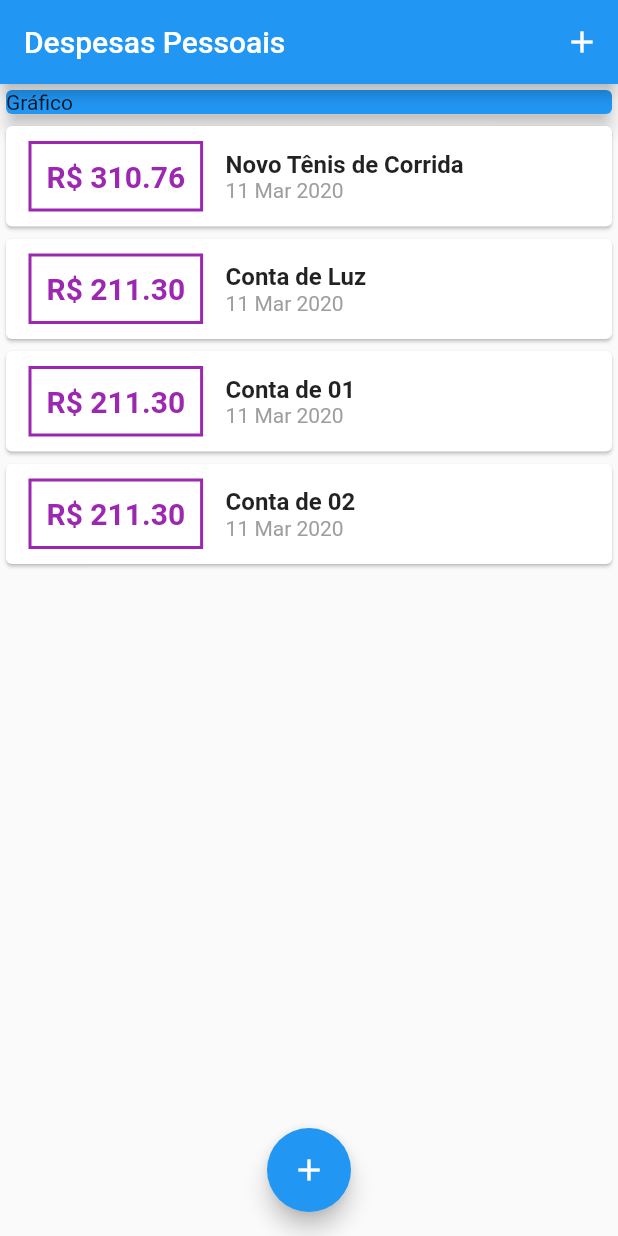
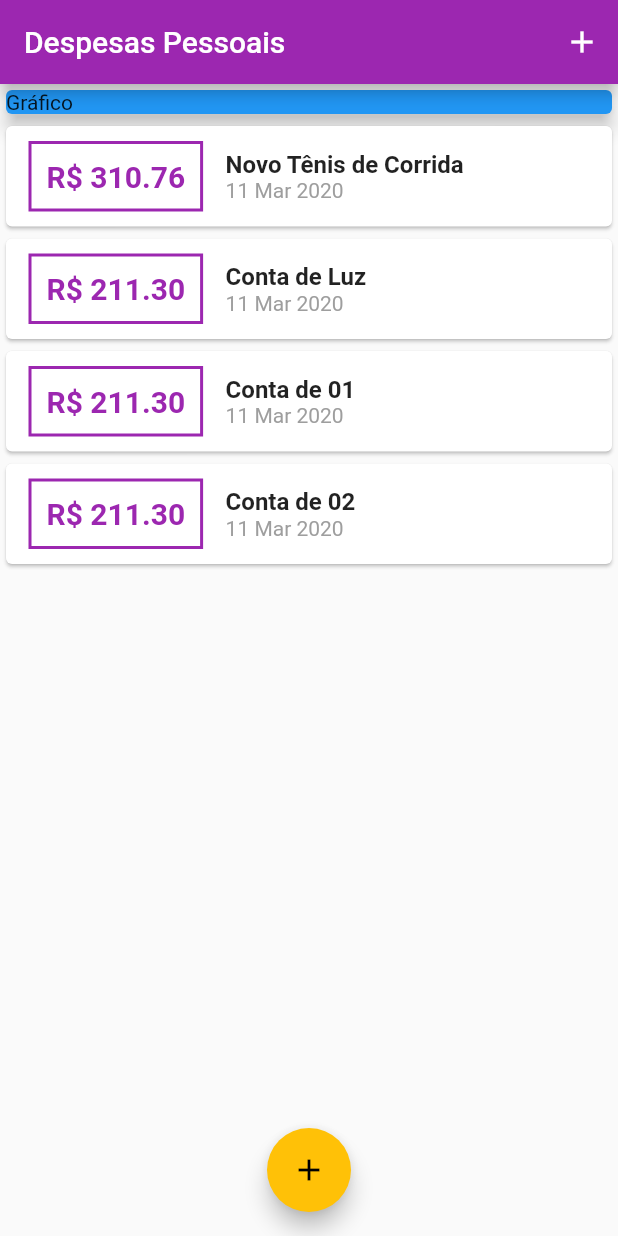
Before and after one commit to wellingtondw/expenses-controller, a Flutter app: the screen it shows after launch, on a phone screen of 412 x 824 dp. Run offline on Flutter 3.47's test engine with Material 2 defaults, Android fonts, the phone set to English and light mode, and no system bars.

Commit message:
style with theme

```diff
--- a/lib/components/transaction_list.dart
+++ b/lib/components/transaction_list.dart
@@ -21,13 +21,16 @@ class TransactionList extends StatelessWidget {
               Container(
                 margin: EdgeInsets.symmetric(horizontal: 15, vertical: 10),
                 decoration: BoxDecoration(
-                    border: Border.all(color: Colors.purple, width: 2)),
+                    border: Border.all(
+                  color: Theme.of(context).primaryColor,
+                  width: 2,
+                )),
                 padding: EdgeInsets.all(10),
                 child: Text('R\$ ${tr.value.toStringAsFixed(2)}',
                     style: TextStyle(
                       fontWeight: FontWeight.bold,
                       fontSize: 20,
-                      color: Colors.purple,
+                      color: Theme.of(context).primaryColor,
                     )),
               ),
               Column(
--- a/lib/main.dart
+++ b/lib/main.dart
@@ -12,6 +12,10 @@ class ExpensesApp extends StatelessWidget {
   Widget build(BuildContext context) {
     return MaterialApp(
       home: MyHomePage(),
+      theme: ThemeData(
+        primarySwatch: Colors.purple,
+        accentColor: Colors.amber,
+      ),
     );
   }
 }
```
